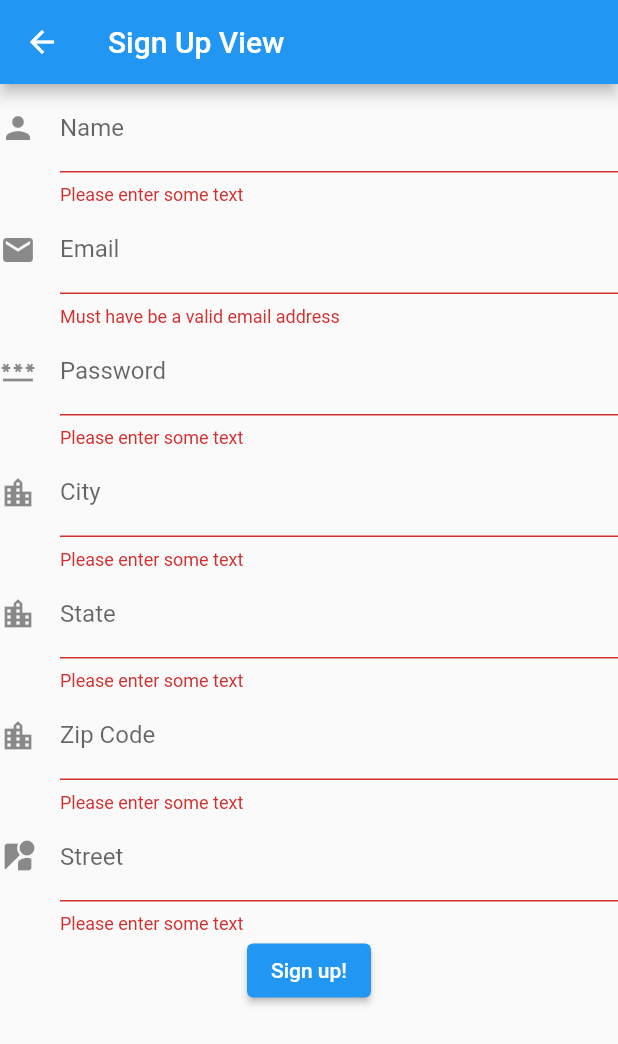
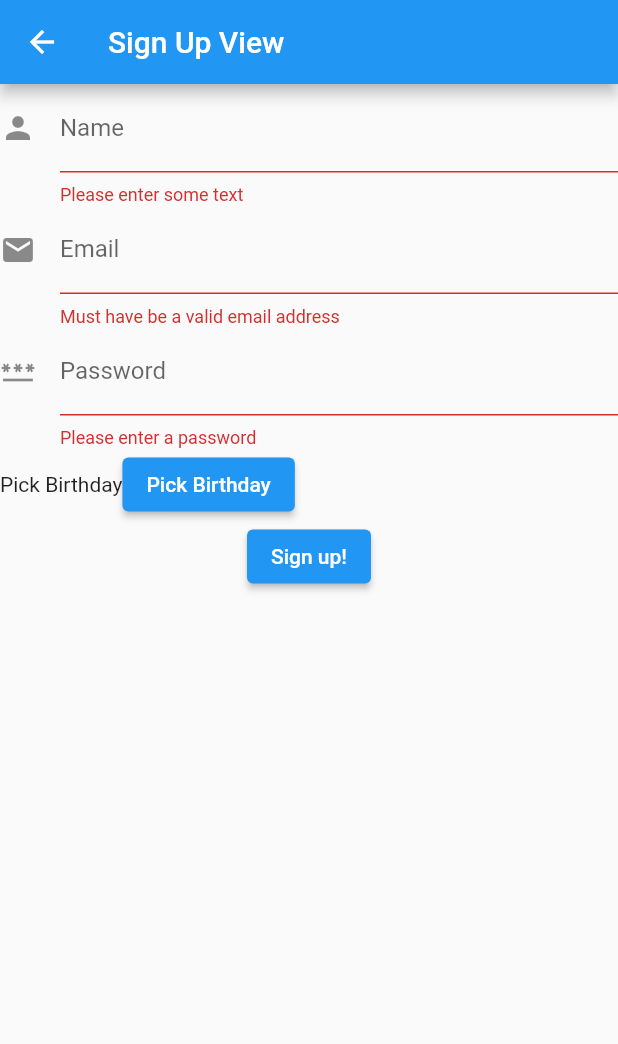
Before and after one commit to EllisTran/VacCheck, a Flutter app: the SignUpView screen opened directly, after a tap on "Sign up!", on a phone screen of 412 x 824 dp. Shown: the top 1044 px of the screen. Run offline on Flutter 3.47's test engine with Material 2 defaults, Android fonts, the phone set to English and light mode, and no system bars; our stand-ins replace cloud_firestore, firebase_auth, firebase_core, get, qr_flutter; missing offline and left inert: encrypt, qr_code_scanner; accounts and stored records are empty; network calls fail.

Commit message:
Added reading a user, qr code gen and scanning

```diff
--- a/VacCheckMobile/vaccheck/lib/controller/auth_controller.dart
+++ b/VacCheckMobile/vaccheck/lib/controller/auth_controller.dart
@@ -1,6 +1,11 @@
 import 'package:flutter/material.dart';
+import 'package:get/get.dart';
+import 'package:vaccheck/model/user_model.dart';
 
 class AuthController {
   TextEditingController emailController = TextEditingController();
   TextEditingController passwordController = TextEditingController();
+  static AuthController to = Get.find();
+  late String uid;
+  late UserModel currentUser;
 }
--- a/VacCheckMobile/vaccheck/lib/firebase/auth_service.dart
+++ b/VacCheckMobile/vaccheck/lib/firebase/auth_service.dart
@@ -1,12 +1,17 @@
+import 'package:cloud_firestore/cloud_firestore.dart';
 import 'package:firebase_auth/firebase_auth.dart';
+import 'package:get/get.dart';
+import 'package:vaccheck/controller/auth_controller.dart';
 import 'package:vaccheck/firebase/firebase_wrapper.dart';
 import 'package:vaccheck/model/user_model.dart';
 
 class AuthService {
   final FirebaseAuth _firebaseAuth;
   final FirebaseWrapper _firebaseWrapper = FirebaseWrapper();
+  final AuthController _authController = Get.find();
   AuthService(this._firebaseAuth);
   Stream<User?> get authStateChanges => _firebaseAuth.authStateChanges();
+
   Future<void> signOut() async {
     await _firebaseAuth.signOut();
   }
@@ -15,6 +20,8 @@ class AuthService {
     try {
       await _firebaseAuth.signInWithEmailAndPassword(
           email: email, password: password);
+      _authController.uid = _firebaseAuth.currentUser!.uid;
+      await _firebaseWrapper.readUser();
       return "Signed in";
     } on FirebaseAuthException catch (e) {
       return e.message;
@@ -23,9 +30,14 @@ class AuthService {
 
   Future signUp({required UserModel newUser, required String password}) async {
     try {
+      String? email = "";
+      if (newUser != null) {
+        email = newUser.email;
+      }
       await _firebaseAuth.createUserWithEmailAndPassword(
-          email: newUser.email, password: password);
-      _firebaseWrapper.addNewUser(newUser, password);
+          email: email!, password: password);
+      String? uid = _firebaseAuth.currentUser?.uid;
+      _firebaseWrapper.addNewUser(newUser, password, uid);
       return true;
     } on FirebaseAuthException catch (e) {
       return e.message;
--- a/VacCheckMobile/vaccheck/lib/model/user_model.dart
+++ b/VacCheckMobile/vaccheck/lib/model/user_model.dart
@@ -1,9 +1,26 @@
 class UserModel {
-  String name;
-  DateTime dateOfBirth;
-  String email;
-  String ssn;
-  Map<String, String> address;
+  String? name;
+  DateTime? dateOfBirth;
+  String? email;
+  String? userId;
+  Map<String, dynamic>? userType;
+  int? numVac;
+  UserModel(this.name, this.dateOfBirth, this.email,
+      [userId, userType, numVac]);
+  String generateUniqueCode() {
+    String genCode = "${numVac}${name}+${userId}${DateTime.now()}";
+    return genCode;
+  }
 
-  UserModel(this.name, this.dateOfBirth, this.email, this.ssn, this.address);
+  factory UserModel.fromMap(dynamic data) {
+    print(data['numVac']);
+    UserModel user = UserModel(
+        data['name'] ?? '',
+        data['dateOfBirth']?.toDate() ?? DateTime(2000, 1, 1),
+        data['email'] ?? '');
+    user.numVac = data['numVac'] ?? 0;
+    user.userId = data['userId'] ?? '';
+    user.userType = data['userType'] ?? {};
+    return user;
+  }
 }
--- a/VacCheckMobile/vaccheck/lib/views/auth_views/signup_view.dart
+++ b/VacCheckMobile/vaccheck/lib/views/auth_views/signup_view.dart
@@ -21,6 +21,7 @@ class _SignUpViewState extends State<SignUpView> {
   String? name;
   String? email;
   String? password;
+  DateTime? dateOfBirth;
   Map<String, String> address = {};
 
   @override
@@ -89,95 +90,40 @@ class _SignUpViewState extends State<SignUpView> {
                 // The validator receives the text that the user has entered.
                 validator: (value) {
                   if (value == null || value.isEmpty) {
-                    return 'Please enter some text';
-                  }
-                  return null;
-                },
-              ),
-              TextFormField(
-                onSaved: (String? value) {
-                  // name = value;
-                  if (value != null) {
-                    address['city'] = value;
-                  }
-                },
-                decoration: const InputDecoration(
-                  icon: Icon(Icons.location_city),
-                  labelText: 'City',
-                ),
-                // The validator receives the text that the user has entered.
-                validator: (value) {
-                  if (value == null || value.isEmpty) {
-                    return 'Please enter some text';
-                  }
-                  return null;
-                },
-              ),
-              TextFormField(
-                onSaved: (String? value) {
-                  // name = value;
-                  if (value != null) {
-                    address['state'] = value;
-                  }
-                },
-                decoration: const InputDecoration(
-                  icon: Icon(Icons.location_city),
-                  labelText: 'State',
-                ),
-                // The validator receives the text that the user has entered.
-                validator: (value) {
-                  if (value == null || value.isEmpty) {
-                    return 'Please enter some text';
-                  }
-                  return null;
-                },
-              ),
-              TextFormField(
-                onSaved: (String? value) {
-                  // name = value;
-                  if (value != null) {
-                    address['postalCode'] = value;
-                  }
-                },
-                keyboardType: TextInputType.number,
-                decoration: const InputDecoration(
-                  icon: Icon(Icons.location_city),
-                  labelText: 'Zip Code',
-                ),
-                // The validator receives the text that the user has entered.
-                validator: (value) {
-                  if (value == null || value.isEmpty) {
-                    return 'Please enter some text';
-                  }
-                  return null;
-                },
-              ),
-              TextFormField(
-                onSaved: (String? value) {
-                  // name = value;
-                  if (value != null) {
-                    address['street'] = value;
-                  }
-                },
-                decoration: const InputDecoration(
-                  icon: Icon(Icons.streetview),
-                  labelText: 'Street',
-                ),
-                // The validator receives the text that the user has entered.
-                validator: (value) {
-                  if (value == null || value.isEmpty) {
-                    return 'Please enter some text';
+                    return 'Please enter a password';
                   }
                   return null;
                 },
               ),
               Center(
+                child: Row(
+                  children: [
+                    dateOfBirth == null ? const Text("Pick Birthday") : Text(dateOfBirth!.toString()),
+                    ElevatedButton(
+                      child: const Text("Pick Birthday"),
+                      onPressed: () async {
+                        final DateTime? dob = await showDatePicker(
+                            context: context,
+                            initialDate: DateTime.now(),
+                            firstDate: DateTime(1900),
+                            lastDate: DateTime(2100));
+                        setState(() {
+                          dateOfBirth = dob;
+                        });
+                      },
+                    ),
+                  ],
+                ),
+              ),
+              Center(
                 child: ElevatedButton(
                   onPressed: () {
                     if (_formKey.currentState!.validate()) {
-                      if (email != null && password != null && name != null) {
-                        UserModel newUser = UserModel(
-                            name!, DateTime.now(), email!, "0000000", address);
+                      if (email != null &&
+                          password != null &&
+                          name != null &&
+                          dateOfBirth != null) {
+                        UserModel newUser = UserModel(name!, dateOfBirth!, email!);
                         try {
                           context
                               .read<AuthService>()
@@ -190,7 +136,7 @@ class _SignUpViewState extends State<SignUpView> {
                       }
                     }
                   },
-                  child: Text('Sign up!'),
+                  child: const Text('Sign up!'),
                 ),
               ),
             ],
--- a/VacCheckMobile/vaccheck/lib/views/qr_view.dart
+++ b/VacCheckMobile/vaccheck/lib/views/business_views/qr_scan_view.dart
@@ -3,17 +3,16 @@ import 'dart:io';
 import 'package:flutter/foundation.dart';
 import 'package:flutter/material.dart';
 import 'package:qr_code_scanner/qr_code_scanner.dart';
-import 'package:encrypt/encrypt.dart' as encrypt;
 import 'package:vaccheck/controller/qr_code_controller.dart';
 
-class QRView extends StatefulWidget {
-  const QRView({Key? key, void Function(QRViewController controller)? onQRViewCreated}) : super(key: key);
+class QRScanView extends StatefulWidget {
+  const QRScanView({Key? key, void Function(QRViewController controller)? onQRViewCreated}) : super(key: key);
 
   @override
-  State<StatefulWidget> createState() => _QRViewState();
+  State<StatefulWidget> createState() => _QRScanViewState();
 }
 
-class _QRViewState extends State<QRView> {
+class _QRScanViewState extends State<QRScanView> {
   final GlobalKey qrKey = GlobalKey(debugLabel: 'QR');
   Barcode? result;
   late QRViewController controller;
--- /dev/null
+++ b/VacCheckMobile/vaccheck/lib/views/user_views/main_user_view.dart
@@ -0,0 +1,101 @@
+import 'dart:async';
+
+import 'package:firebase_auth/firebase_auth.dart';
+import 'package:flutter/material.dart';
+import 'package:cloud_firestore/cloud_firestore.dart';
+import 'package:get/get.dart';
+import 'package:provider/src/provider.dart';
+import 'package:qr_flutter/qr_flutter.dart';
+import 'package:vaccheck/controller/auth_controller.dart';
+import 'package:vaccheck/firebase/auth_service.dart';
+import 'package:vaccheck/firebase/firebase_wrapper.dart';
+import 'package:vaccheck/model/user_model.dart';
+import 'package:vaccheck/views/auth_views/signup_view.dart';
+import '../business_views/qr_scan_view.dart';
+import '../../controller/qr_code_controller.dart';
+
+class MainUserView extends StatefulWidget {
+  const MainUserView({Key? key}) : super(key: key);
+
+  @override
+  State<MainUserView> createState() => _MainUserViewState();
+}
+
+class _MainUserViewState extends State<MainUserView> {
+  final qrController = QRCodeController();
+  FirebaseWrapper fb = FirebaseWrapper();
+  AuthController _auth = Get.find();
+  late DateTime currentTime = DateTime.now();
+  int number = 0;
+
+  Timer? timer;
+
+  @override
+  void initState() {
+    super.initState();
+    fb.readUser();
+    timer = Timer.periodic(
+        const Duration(seconds: 1), (Timer t) => generateNewNowTime(false));
+  }
+
+  @override
+  void dispose() {
+    timer?.cancel();
+    super.dispose();
+  }
+
+  void generateNewNowTime(bool clickedButton) {
+    setState(() {
+      if (number == 15 || clickedButton) {
+        currentTime = DateTime.now();
+        number = 0;
+      } else {
+        number += 1;
+      }
+    });
+  }
+
+  @override
+  Widget build(BuildContext context) {
+    return Scaffold(
+      appBar: AppBar(
+        title: const Text('Main User View'),
+        actions: [
+          IconButton(
+            icon: const Icon(Icons.exit_to_app),
+            onPressed: () {
+              context.read<AuthService>().signOut();
+            },
+          ),
+        ],
+      ),
+      body: Column(
+        children: [
+          QrImage(
+            // This string will be pulled from cache
+            // This info, on signup, will be saved in cache so it can be accessed offline... don't know what to do about images tho... still thinking
+            data: qrController.encryptString(generateCode()),
+            version: QrVersions.auto,
+            size: 320,
+          ),
+          Text(generateCode()),
+          Text(qrController.encryptString(generateCode())),
+          TextButton(
+            onPressed: () {
+              generateNewNowTime(true);
+            },
+            child: const Text("Generate New Code"),
+          ),
+          Text("$number"),
+        ],
+      ),
+    );
+  }
+
+  String generateCode() {
+    UserModel currentUser = _auth.currentUser;
+    String generatedCode =
+        "${currentUser.numVac}&${currentUser.name}+${currentUser.userId}%$currentTime";
+    return generatedCode;
+  }
+}
--- a/VacCheckMobile/vaccheck/pubspec.yaml
+++ b/VacCheckMobile/vaccheck/pubspec.yaml
@@ -37,6 +37,8 @@ dependencies:
   get:
   provider: ^6.0.1
   http: ^0.13.4
+  shared_preferences: ^2.0.8
+
 
   # The following adds the Cupertino Icons font to your application.
   # Use with the CupertinoIcons class for iOS style icons.
```
Also changed, not shown: VacCheckMobile/vaccheck/lib/firebase/firebase_wrapper.dart (+27 -18 lines), VacCheckMobile/vaccheck/lib/main.dart (+4 -3 lines), VacCheckMobile/vaccheck/lib/views/auth_views/login_view.dart (+15 -44 lines), VacCheckMobile/vaccheck/lib/views/business_views/main_business_view.dart (added, +41 -0 lines), VacCheckMobile/vaccheck/lib/views/main_page_view.dart (+16 -12 lines).
